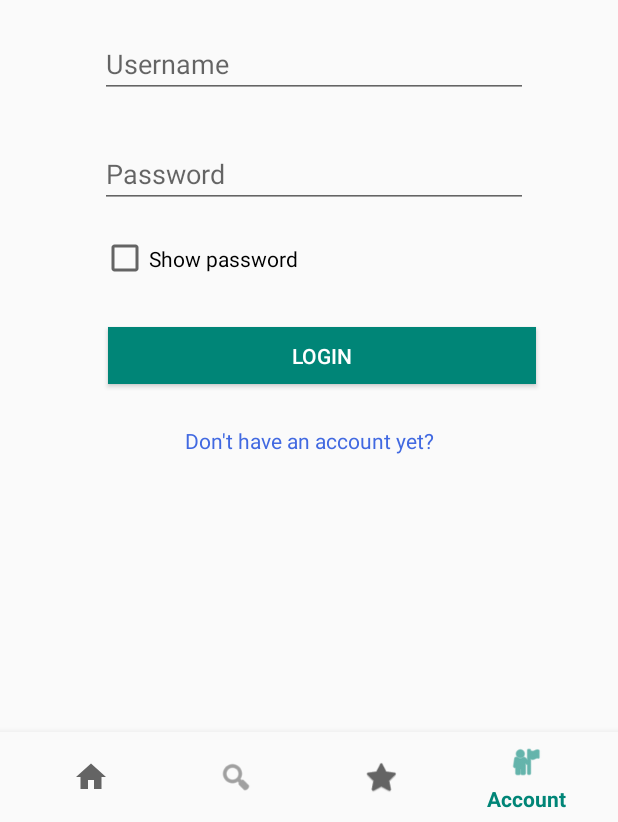
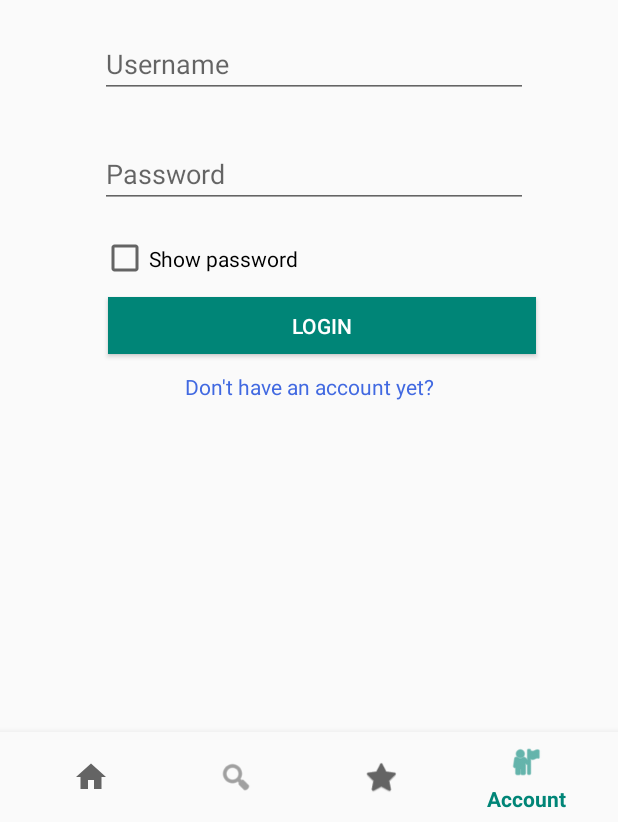
Before and after one commit to vildanap/real_estate, an Android app: the screen it shows after launch (MainActivity), item 4 of the bottom bar chosen, on a phone screen of 412 x 824 dp, the part 414-1236 px from its top. Run offline under Robolectric (Android 15) with nearby library versions, the phone set to English and light mode, and no system bars.

Commit message:
signup and profile fragment

```diff
--- a/app/src/main/AndroidManifest.xml
+++ b/app/src/main/AndroidManifest.xml
@@ -16,7 +16,8 @@
             android:theme="@style/AppTheme">
         <activity
                 android:name=".MainActivity"
-                android:label="@string/app_name">
+                android:label="@string/app_name"
+                android:windowSoftInputMode="adjustPan">
             <intent-filter>
                 <action android:name="android.intent.action.MAIN"/>
 
--- a/app/src/main/java/com/draos/nekretnine/nekretnineui/AccountFragment.java
+++ b/app/src/main/java/com/draos/nekretnine/nekretnineui/AccountFragment.java
@@ -1,14 +1,18 @@
 package com.draos.nekretnine.nekretnineui;
 
+import android.app.FragmentManager;
 import android.content.Context;
 import android.content.SharedPreferences;
 import android.os.Bundle;
 import android.support.v4.app.Fragment;
+import android.support.v4.app.FragmentTransaction;
+import android.support.v7.app.AppCompatActivity;
 import android.text.InputType;
 import android.view.LayoutInflater;
 import android.view.View;
 import android.view.ViewGroup;
 import android.widget.*;
+import org.w3c.dom.Text;
 
 public class AccountFragment extends Fragment {
     private SearchFragment.OnFragmentInteractionListener listener;
@@ -27,23 +31,17 @@ public class AccountFragment extends Fragment {
     @Override
     public View onCreateView(LayoutInflater inflater, ViewGroup container,
                              Bundle savedInstanceState) {
+        ((AppCompatActivity) getActivity()).getSupportActionBar().setTitle("Account");
 
         final View view = inflater.inflate(R.layout.fragment_account, container, false);
         // recyclerView = (RecyclerView) view.findViewById(R.id.recycler_view);
         final EditText password = (EditText) view.findViewById(R.id.editPassword);
         final EditText username = (EditText) view.findViewById(R.id.editText);
-
+        final TextView signUp = (TextView) view.findViewById(R.id.textView);
         // show password when check button is selected
         CheckBox box = view.findViewById(R.id.checkBox);
-
         final ProgressBar pb =  view.findViewById(R.id.loadingProgress);
-       Button loginbutton = view.findViewById(R.id.button);
-       final Button logoutbutton = view.findViewById(R.id.logout);
-       logoutbutton.setVisibility(View.INVISIBLE);
-
-       if(session.isLoggedIn()){
-            logoutbutton.setVisibility(View.VISIBLE);
-        }
+        Button loginbutton = view.findViewById(R.id.button);
 
         box.setOnCheckedChangeListener(new CompoundButton.OnCheckedChangeListener() {
             @Override
@@ -58,15 +56,7 @@ public class AccountFragment extends Fragment {
             }
         });
 
-        logoutbutton.setOnClickListener(new View.OnClickListener() {
-
-            public void onClick(View arg0) {
-                session.logoutUser();
-
-            }
-        });
-
-                loginbutton.setOnClickListener(new View.OnClickListener() {
+        loginbutton.setOnClickListener(new View.OnClickListener() {
 
             public void onClick(View arg0) {
                 // Retrieve the text entered from the EditText
@@ -75,15 +65,30 @@ public class AccountFragment extends Fragment {
                 String usernametxt = username.getText().toString();
                 String passwordtxt = password.getText().toString();
 
-                if(usernametxt.equals("zerina") && passwordtxt.equals("123")) {
+                if (usernametxt.equals("zerina") && passwordtxt.equals("123")) {
                     session.createLoginSession(usernametxt, passwordtxt);
                     pb.setVisibility(View.INVISIBLE);
-                    logoutbutton.setVisibility(View.VISIBLE);
+                    //logoutbutton.setVisibility(View.VISIBLE);
                     Toast.makeText(getContext(),
-                            "Successfully Logged in",
-                            Toast.LENGTH_SHORT).show();
+                            "Successfully logged in",
+                            Toast.LENGTH_LONG).show();
+                    // open LoggedUser fragment
+                    LoggedUserFragment newfragment = new LoggedUserFragment();
+                    FragmentTransaction fragmentTransaction = getActivity().getSupportFragmentManager().beginTransaction();
+                    fragmentTransaction.replace(((ViewGroup) (getView().getParent())).getId(), newfragment);
+                    fragmentTransaction.commit();
                 }
+            }
+        });
+               signUp.setOnClickListener(new View.OnClickListener() {
 
+                    public void onClick(View arg0) {
+                            // open SignUp fragment
+                            SignUpFragment newfragment = new SignUpFragment();
+                            FragmentTransaction fragmentTransaction = getActivity().getSupportFragmentManager().beginTransaction();
+                            fragmentTransaction.replace(((ViewGroup)(getView().getParent())).getId(), newfragment);
+                            fragmentTransaction.commit();
+                        }
           /*      usernametxt = username.getText().toString();
                 passwordtxt = password.getText().toString();
 
@@ -109,8 +114,7 @@ public class AccountFragment extends Fragment {
                                     password.setText("");
                                 }}
                         });*/
-            }
-        });
+            });
 
         return view;
 
--- a/app/src/main/java/com/draos/nekretnine/nekretnineui/MainActivity.java
+++ b/app/src/main/java/com/draos/nekretnine/nekretnineui/MainActivity.java
@@ -1,5 +1,7 @@
 package com.draos.nekretnine.nekretnineui;
 
+import android.app.Activity;
+import android.content.Context;
 import android.content.Intent;
 import android.content.SharedPreferences;
 import android.os.Bundle;
@@ -10,6 +12,8 @@ import android.support.v4.app.FragmentTransaction;
 import android.support.v7.app.ActionBar;
 import android.support.v7.app.AppCompatActivity;
 import android.view.MenuItem;
+import android.view.View;
+import android.view.inputmethod.InputMethodManager;
 import android.widget.TextView;
 
 public class MainActivity extends AppCompatActivity implements
@@ -17,15 +21,19 @@ public class MainActivity extends AppCompatActivity implements
         HomeFragment.OnFragmentInteractionListener,
         FavouritesFragment.OnFragmentInteractionListener,
         AccountFragment.OnFragmentInteractionListener,
-        AdvertiseFragment.OnFragmentInteractionListener{
+        AdvertiseFragment.OnFragmentInteractionListener,
+        LoggedUserFragment.OnFragmentInteractionListener,
+        SignUpFragment.OnFragmentInteractionListener{
 
     private ActionBar toolbar;
     private BottomNavigationView navigation;
+    SessionManager session;
+
     @Override
     protected void onCreate(Bundle savedInstanceState) {
         super.onCreate(savedInstanceState);
         setContentView(R.layout.activity_main);
-
+        session = new SessionManager(MainActivity.this);
         SharedPreferences pref = getApplicationContext().getSharedPreferences("MyPref", MODE_PRIVATE);
         SharedPreferences.Editor editor = pref.edit();
         toolbar = getSupportActionBar();
@@ -54,8 +62,13 @@ public class MainActivity extends AppCompatActivity implements
                         fragment = FavouritesFragment.newInstance();
                         break;
                     case R.id.navigation_account:
-                        toolbar.setTitle("Account");
-                        fragment = AccountFragment.newInstance();
+                        if(session.isLoggedIn()){
+                        fragment = LoggedUserFragment.newInstance();
+                            toolbar.setTitle("Your Profile");}
+                        else {
+                            fragment = AccountFragment.newInstance();
+                            toolbar.setTitle("Account");
+                        }
                         break;
                 }
 
--- a/app/src/main/res/layout/fragment_account.xml
+++ b/app/src/main/res/layout/fragment_account.xml
@@ -45,17 +45,13 @@
             android:text="Login"
             android:layout_width="285dp"
             android:layout_height="38dp" android:id="@+id/button"
-            android:layout_marginTop="28dp"
+            android:layout_marginTop="8dp"
             app:layout_constraintTop_toBottomOf="@+id/checkBox" app:layout_constraintEnd_toEndOf="parent"
             android:layout_marginEnd="8dp" android:layout_marginRight="8dp"
             app:layout_constraintStart_toStartOf="parent" android:layout_marginLeft="8dp"
             android:layout_marginStart="8dp" android:background="@color/colorPrimary"
             android:textColor="#ffff" app:layout_constraintHorizontal_bias="0.578"/>
 
-    <Button
-            android:text="Logout"
-            android:layout_width="wrap_content"
-            android:layout_height="wrap_content" android:id="@+id/logout"/>
     <CheckBox
             android:layout_width="289dp"
             android:layout_height="35dp"
@@ -69,10 +65,11 @@
             android:text="@string/sign_up"
             android:layout_width="wrap_content"
             android:layout_height="wrap_content"
-            android:id="@+id/textView" android:layout_marginTop="28dp"
+            android:id="@+id/textView" android:layout_marginTop="12dp"
             app:layout_constraintTop_toBottomOf="@+id/button"
             android:textColor="@color/colorInfo"
             android:layout_marginStart="8dp" app:layout_constraintStart_toStartOf="parent"
             android:layout_marginLeft="8dp" android:layout_marginEnd="8dp" app:layout_constraintEnd_toEndOf="parent"
-            android:layout_marginRight="8dp"/>
+            android:layout_marginRight="8dp" android:layout_marginBottom="8dp"
+            app:layout_constraintBottom_toBottomOf="parent" app:layout_constraintVertical_bias="0.0"/>
 </android.support.constraint.ConstraintLayout>
```
Also changed, not shown: app/src/main/java/com/draos/nekretnine/nekretnineui/LoggedUserFragment.java (added, +82 -0 lines), app/src/main/java/com/draos/nekretnine/nekretnineui/SignUpFragment.java (added, +95 -0 lines), app/src/main/res/layout/fragment_loggeduser.xml (added, +17 -0 lines), app/src/main/res/layout/fragment_signup.xml (added, +29 -0 lines).
